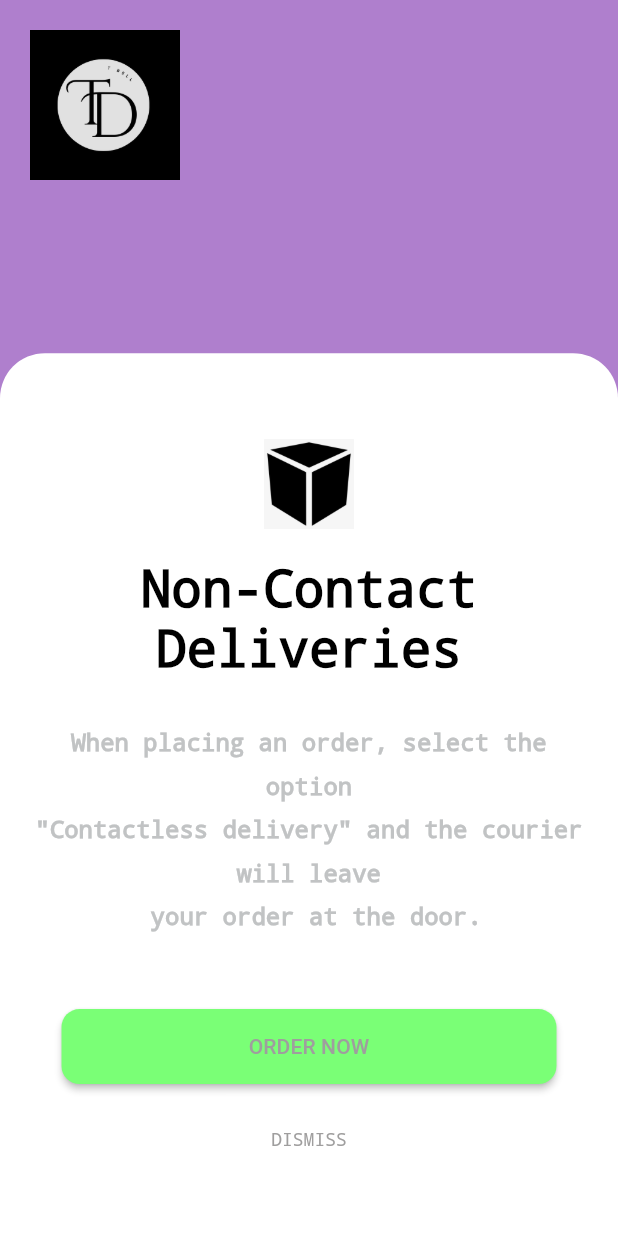
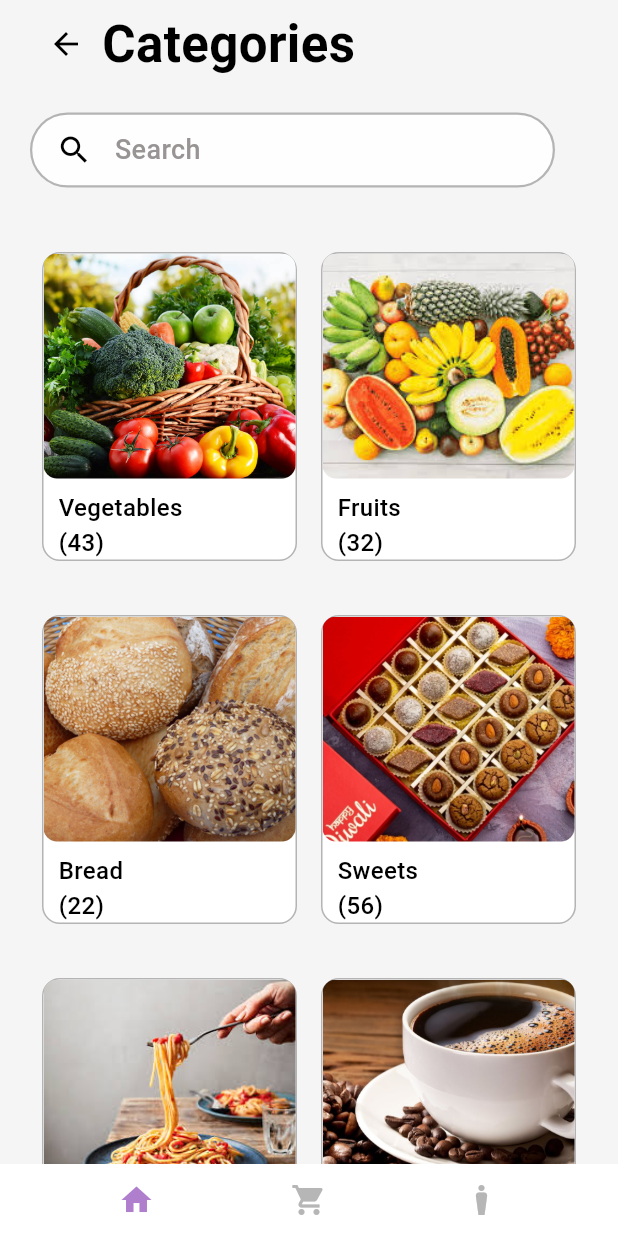
Before and after one commit to TheviniSamarakoon123/DeliveryApp_Flutter, a Flutter app: the screen it shows after launch, after a tap on "ORDER NOW", on a phone screen of 412 x 824 dp. Run offline on Flutter 3.47's test engine with Material 3 defaults, Android fonts, the light colour scheme and no system bars; our stand-ins replace device_preview.

Commit message:
Categories_Page

```diff
--- /dev/null
+++ b/lib/Pages/Categories.dart
@@ -0,0 +1,209 @@
+// ignore: file_names
+import 'package:flutter/material.dart';
+import 'package:delivery_app_flutter/Pages/Vegetables.dart';
+// ignore: unused_import
+import 'package:delivery_app_flutter/Pages/SplashScreen.dart';
+
+class Categories extends StatefulWidget {
+  const Categories({super.key});
+
+  @override
+  State<Categories> createState() => _CategoriesState();
+}
+
+class _CategoriesState extends State<Categories> {
+  @override
+  Widget build(BuildContext context) {
+    return Scaffold(
+      body: SafeArea(
+        child: Stack(
+          children: [
+            Container(
+              color: const Color.fromARGB(255, 245, 245, 245),
+            ),
+            Positioned(
+              top: 5,
+              left: 20,
+              child: Row(
+                crossAxisAlignment: CrossAxisAlignment.center,
+                children: [
+                  IconButton(
+                    icon: const Icon(Icons.arrow_back, color: Colors.black),
+                    onPressed: () {
+                      Navigator.pop(context);
+                    },
+                  ),
+                  const SizedBox(height: 20),
+                  const Text(
+                    'Categories',
+                    style: TextStyle(
+                      color: Colors.black,
+                      fontSize: 34,
+                      fontWeight: FontWeight.bold,
+                      decoration: TextDecoration.none,
+                    ),
+                  ),
+                ],
+              ),
+            ),
+            Positioned(
+              top: 75,
+              left: 20,
+              child: Container(
+                width: 350,
+                height: 50,
+                padding: const EdgeInsets.symmetric(horizontal: 16, vertical: 10),
+                decoration: BoxDecoration(
+                  color: const Color.fromARGB(255, 255, 254, 254),
+                  borderRadius: BorderRadius.circular(30),
+                  border: Border.all(
+                    color: const Color.fromARGB(255, 180, 180, 180),
+                    width: 1.5,
+                  ),
+                ),
+                child: const Row(
+                  mainAxisSize: MainAxisSize.min,
+                  children: [
+                    Icon(
+                      Icons.search,
+                      color: Color.fromARGB(255, 0, 0, 0),
+                    ),
+                    SizedBox(width: 15),
+                    Text(
+                      'Search',
+                      style: TextStyle(
+                        color: Color.fromARGB(255, 152, 148, 148),
+                        fontSize: 18,
+                        fontWeight: FontWeight.w500,
+                        decoration: TextDecoration.none,
+                      ),
+                    ),
+                  ],
+                ),
+              ),
+            ),
+            Positioned(
+              top: 160,
+              left: 20,
+              right: 20,
+              child: Column(
+                children: [
+                  Row(
+                    mainAxisAlignment: MainAxisAlignment.spaceBetween,
+                    children: [
+                      _buildCategoryButton('assets/veg.jpg', 'Vegetables\n(43)', () {
+                        Navigator.push(
+                          context,
+                          MaterialPageRoute(
+                            builder: (context) => const Vegetables(),
+                          ),
+                        );
+                      }),
+                      _buildCategoryButton('assets/fruits.jpg', 'Fruits\n(32)', () {}),
+                    ],
+                  ),
+                  const SizedBox(height: 20),
+                  Row(
+                    mainAxisAlignment: MainAxisAlignment.spaceBetween,
+                    children: [
+                      _buildCategoryButton('assets/bread.jpg', 'Bread\n(22)', () {}),
+                      _buildCategoryButton('assets/sweets.jpg', 'Sweets\n(56)', () {}),
+                    ],
+                  ),
+                  const SizedBox(height: 20),
+                  Row(
+                    mainAxisAlignment: MainAxisAlignment.spaceBetween,
+                    children: [
+                      _buildCategoryButton('assets/noodles.jpg', 'Noodles\n(13)', () {}),
+                      _buildCategoryButton('assets/coffee.jpg', 'Coffee\n(17)', () {}),
+                    ],
+                  ),
+                ],
+              ),
+            ),
+          ],
+        ),
+      ),
+      bottomNavigationBar: Container(
+        color: Colors.white,
+        child: Row(
+          mainAxisAlignment: MainAxisAlignment.spaceEvenly,
+          children: [
+            IconButton(
+              icon: const Icon(Icons.home, color: Color.fromARGB(255, 175, 127, 205)),
+              onPressed: () {
+                Navigator.push(
+                  context,
+                  MaterialPageRoute(builder: (context) => const Categories()),
+                );
+              },
+            ),
+            IconButton(
+              icon: const Icon(Icons.shopping_cart, color: Color.fromARGB(255, 182, 182, 182)),
+              onPressed: () {},
+            ),
+            IconButton(
+              icon: const Icon(Icons.man_4_outlined, color: Color.fromARGB(255, 182, 182, 182)),
+              onPressed: () {},
+            ),
+          ],
+        ),
+      ),
+    );
+  }
+
+  Widget _buildCategoryButton(String imagePath, String label, VoidCallback onPressed) {
+    return Expanded(
+      child: GestureDetector(
+        onTap: onPressed,
+        child: Container(
+          padding: const EdgeInsets.all(8.0),
+          child: Column(
+            children: [
+              Container(
+                decoration: BoxDecoration(
+                  color: Colors.white,
+                  border: Border.all(
+                    color: const Color.fromARGB(255, 180, 180, 180),
+                    width: 1.0,
+                  ),
+                  borderRadius: BorderRadius.circular(12),
+                ),
+                child: Column(
+                  children: [
+                    Container(
+                      width: double.infinity,
+                      height: 150,
+                      decoration: BoxDecoration(
+                        image: DecorationImage(
+                          image: AssetImage(imagePath),
+                          fit: BoxFit.cover,
+                        ),
+                        borderRadius: BorderRadius.circular(9),
+                      ),
+                    ),
+                    const SizedBox(height: 8),
+                    Align(
+                      alignment: Alignment.centerLeft,
+                      child: Padding(
+                        padding: const EdgeInsets.only(left: 10.0),
+                        child: Text(
+                          label,
+                          style: const TextStyle(
+                            color: Colors.black,
+                            fontSize: 16,
+                            fontWeight: FontWeight.w500,
+                          ),
+                        ),
+                      ),
+                    ),
+                  ],
+                ),
+              ),
+            ],
+          ),
+        ),
+      ),
+    );
+  }
+}
--- a/lib/Pages/SplashScreen.dart
+++ b/lib/Pages/SplashScreen.dart
@@ -1,4 +1,5 @@
 // ignore: file_names
+import 'package:delivery_app_flutter/Pages/Categories.dart';
 import 'package:flutter/material.dart';
 
 class SplashScreen extends StatefulWidget {
@@ -75,7 +76,14 @@ class _SplashScreenState extends State<SplashScreen> {
                   ),
                   const SizedBox(height: 50),
                   ElevatedButton(
-                    onPressed: () {},
+                    onPressed: () {
+                      Navigator.push(
+                        context,
+                        MaterialPageRoute(
+                          builder: (context) => const Categories()
+                          )
+                        ) ;
+                    },
                     style: ElevatedButton.styleFrom(
                       foregroundColor: const Color.fromARGB(255, 159, 158, 158),
                       backgroundColor: const Color.fromARGB(255, 122, 255, 118),
--- /dev/null
+++ b/lib/Pages/Vegetables.dart
@@ -0,0 +1,15 @@
+import 'package:flutter/material.dart';
+
+class Vegetables extends StatefulWidget {
+  const  Vegetables({super.key});
+
+  @override
+  State<Vegetables> createState() => _VegetablesState();
+}
+
+class _VegetablesState extends State<Vegetables> {
+  @override
+  Widget build(BuildContext context) {
+    return const Placeholder();
+  }
+}
```
Also changed, not shown: pubspec.yaml (+7 -1 lines), assets/bread.jpg (added), assets/coffee.jpg (added), assets/fruits.jpg (added), assets/noodles.jpg (added), assets/sweets.jpg (added), assets/veg.jpg (added).
